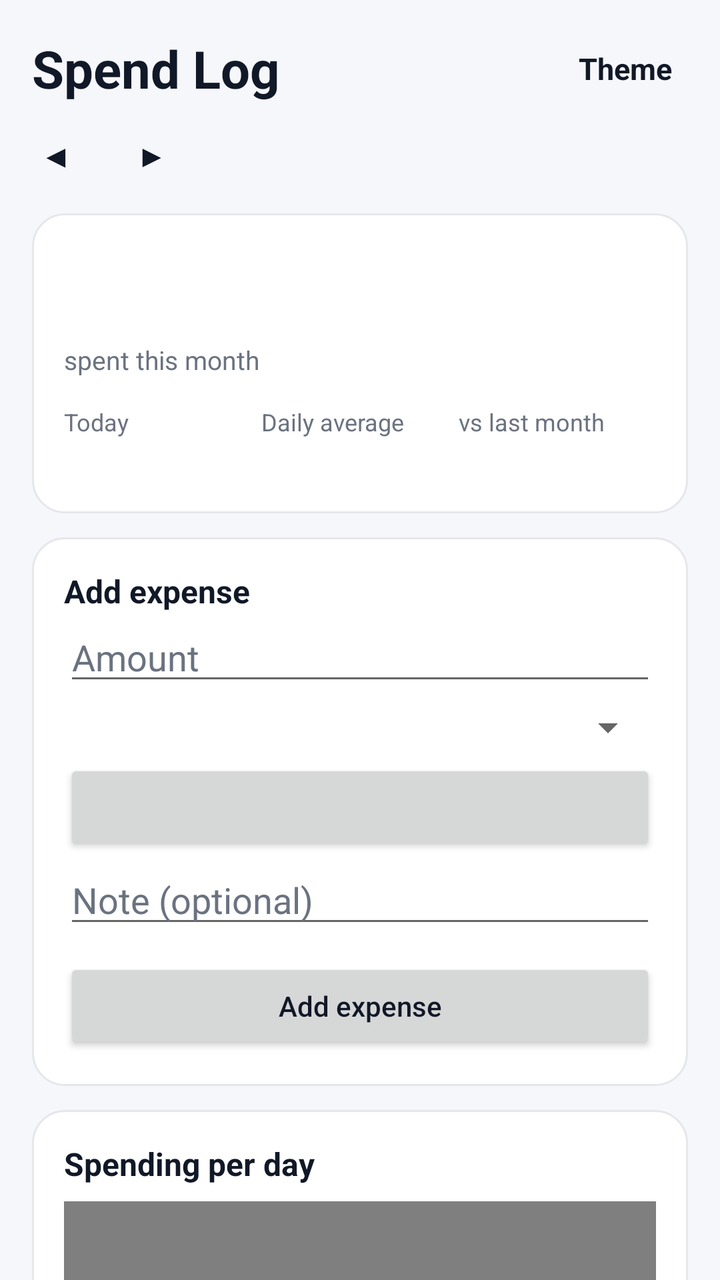
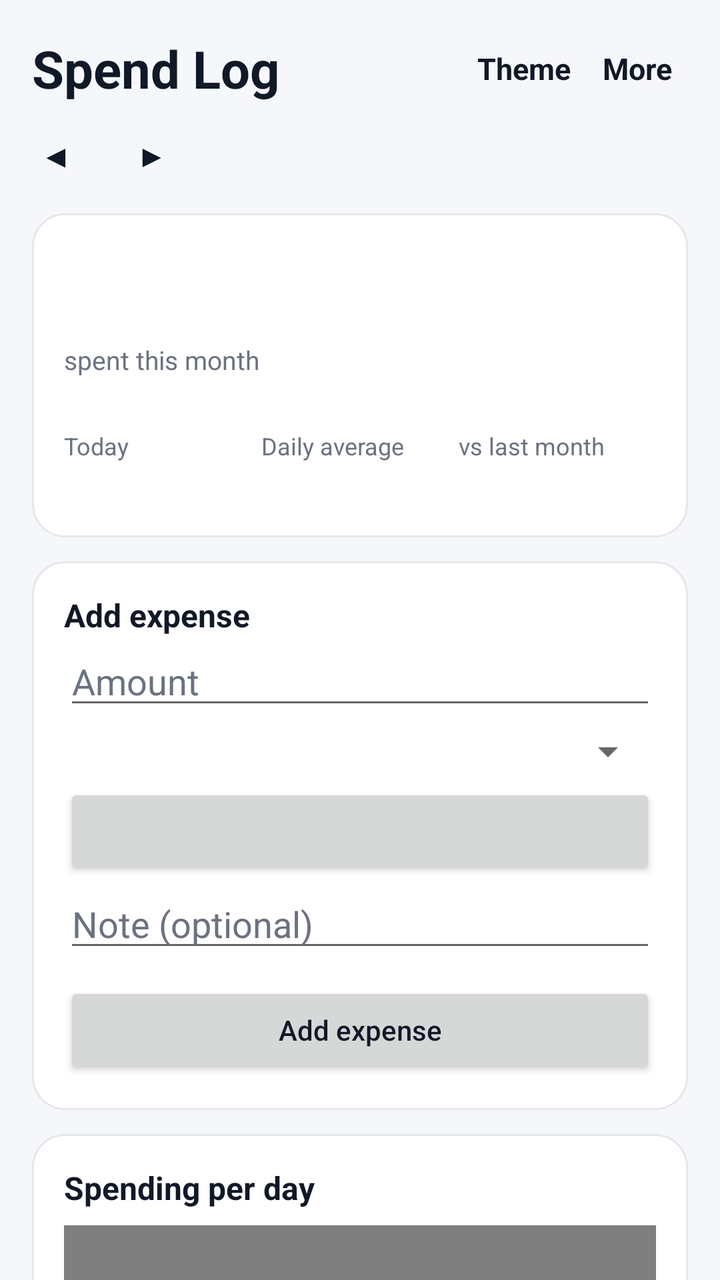

Screens rendered from an Android XML layout before and after an edit, with the pre-edit source and the edit as a unified diff.
<!-- AndroidManifest.xml: application theme AppTheme -->
<!-- res/layout/activity_main.xml -->
<?xml version="1.0" encoding="utf-8"?>
<ScrollView xmlns:android="http://schemas.android.com/apk/res/android"
    android:id="@+id/scroll"
    android:layout_width="match_parent"
    android:layout_height="match_parent"
    android:clipToPadding="false"
    android:fitsSystemWindows="true"
    android:scrollbars="none">

    <LinearLayout
        android:layout_width="match_parent"
        android:layout_height="wrap_content"
        android:orientation="vertical"
        android:padding="16dp">

        
        <LinearLayout
            android:layout_width="match_parent"
            android:layout_height="wrap_content"
            android:gravity="center_vertical"
            android:orientation="horizontal">

            <TextView
                android:layout_width="0dp"
                android:layout_height="wrap_content"
                android:layout_weight="1"
                android:text="Spend Log"
                android:textColor="@color/text"
                android:textSize="26sp"
                android:textStyle="bold" />

            <TextView
                android:id="@+id/theme_btn"
                android:layout_width="wrap_content"
                android:layout_height="wrap_content"
                android:padding="8dp"
                android:text="Theme"
                android:textSize="15sp"
                android:textStyle="bold" />
        </LinearLayout>

        
        <LinearLayout
            android:layout_width="match_parent"
            android:layout_height="wrap_content"
            android:layout_marginTop="8dp"
            android:gravity="center_vertical"
            android:orientation="horizontal">

            <TextView
                android:id="@+id/prev"
                android:layout_width="wrap_content"
                android:layout_height="wrap_content"
                android:paddingStart="4dp"
                android:paddingTop="6dp"
                android:paddingEnd="16dp"
                android:paddingBottom="6dp"
                android:text="&#9664;"
                android:textSize="16sp" />

            <TextView
                android:id="@+id/month_label"
                android:layout_width="wrap_content"
                android:layout_height="wrap_content"
                android:textColor="@color/text"
                android:textSize="16sp"
                android:textStyle="bold" />

            <TextView
                android:id="@+id/next"
                android:layout_width="wrap_content"
                android:layout_height="wrap_content"
                android:paddingStart="16dp"
                android:paddingTop="6dp"
                android:paddingEnd="4dp"
                android:paddingBottom="6dp"
                android:text="&#9654;"
                android:textSize="16sp" />
        </LinearLayout>

        
        <LinearLayout
            android:layout_width="match_parent"
            android:layout_height="wrap_content"
            android:layout_marginTop="12dp"
            android:background="@drawable/bg_card"
            android:orientation="vertical"
            android:padding="16dp">

            <TextView
                android:id="@+id/month_total"
                android:layout_width="wrap_content"
                android:layout_height="wrap_content"
                android:textColor="@color/text"
                android:textSize="36sp"
                android:textStyle="bold" />

            <TextView
                android:layout_width="wrap_content"
                android:layout_height="wrap_content"
                android:text="spent this month"
                android:textColor="@color/subtext"
                android:textSize="13sp" />

            <LinearLayout
                android:layout_width="match_parent"
                android:layout_height="wrap_content"
                android:layout_marginTop="14dp"
                android:orientation="horizontal">

                <LinearLayout
                    android:layout_width="0dp"
                    android:layout_height="wrap_content"
                    android:layout_weight="1"
                    android:orientation="vertical">

                    <TextView
                        android:layout_width="wrap_content"
                        android:layout_height="wrap_content"
                        android:text="Today"
                        android:textColor="@color/subtext"
                        android:textSize="12sp" />

                    <TextView
                        android:id="@+id/today_v"
                        android:layout_width="wrap_content"
                        android:layout_height="wrap_content"
                        android:textColor="@color/text"
                        android:textSize="16sp"
                        android:textStyle="bold" />
                </LinearLayout>

                <LinearLayout
                    android:layout_width="0dp"
                    android:layout_height="wrap_content"
                    android:layout_weight="1"
                    android:orientation="vertical">

                    <TextView
                        android:layout_width="wrap_content"
                        android:layout_height="wrap_content"
                        android:text="Daily average"
                        android:textColor="@color/subtext"
                        android:textSize="12sp" />

                    <TextView
                        android:id="@+id/avg_v"
                        android:layout_width="wrap_content"
                        android:layout_height="wrap_content"
                        android:textColor="@color/text"
                        android:textSize="16sp"
                        android:textStyle="bold" />
                </LinearLayout>

                <LinearLayout
                    android:layout_width="0dp"
                    android:layout_height="wrap_content"
                    android:layout_weight="1"
                    android:orientation="vertical">

                    <TextView
                        android:layout_width="wrap_content"
                        android:layout_height="wrap_content"
                        android:text="vs last month"
                        android:textColor="@color/subtext"
                        android:textSize="12sp" />

                    <TextView
                        android:id="@+id/vs_v"
                        android:layout_width="wrap_content"
                        android:layout_height="wrap_content"
                        android:textColor="@color/text"
                        android:textSize="16sp"
                        android:textStyle="bold" />
                </LinearLayout>
            </LinearLayout>
        </LinearLayout>

        
        <LinearLayout
            android:id="@+id/add_card"
            android:layout_width="match_parent"
            android:layout_height="wrap_content"
            android:layout_marginTop="12dp"
            android:background="@drawable/bg_card"
            android:orientation="vertical"
            android:padding="16dp">

            <TextView
                android:layout_width="wrap_content"
                android:layout_height="wrap_content"
                android:text="Add expense"
                android:textColor="@color/text"
                android:textSize="16sp"
                android:textStyle="bold" />

            <EditText
                android:id="@+id/amount"
                android:layout_width="match_parent"
                android:layout_height="wrap_content"
                android:hint="Amount"
                android:imeOptions="actionNext"
                android:inputType="numberDecimal"
                android:maxLines="1"
                android:textColor="@color/text"
                android:textColorHint="@color/subtext" />

            <Spinner
                android:id="@+id/category"
                android:layout_width="match_parent"
                android:layout_height="wrap_content"
                android:layout_marginTop="4dp" />

            <Button
                android:id="@+id/date_btn"
                android:layout_width="match_parent"
                android:layout_height="wrap_content"
                android:layout_marginTop="4dp"
                android:textAllCaps="false" />

            <EditText
                android:id="@+id/note"
                android:layout_width="match_parent"
                android:layout_height="wrap_content"
                android:hint="Note (optional)"
                android:imeOptions="actionDone"
                android:inputType="textCapSentences"
                android:maxLines="1"
                android:textColor="@color/text"
                android:textColorHint="@color/subtext" />

            <Button
                android:id="@+id/add_btn"
                android:layout_width="match_parent"
                android:layout_height="wrap_content"
                android:layout_marginTop="10dp"
                android:text="Add expense"
                android:textAllCaps="false" />
        </LinearLayout>

        
        <LinearLayout
            android:layout_width="match_parent"
            android:layout_height="wrap_content"
            android:layout_marginTop="12dp"
            android:background="@drawable/bg_card"
            android:orientation="vertical"
            android:padding="16dp">

            <TextView
                android:layout_width="wrap_content"
                android:layout_height="wrap_content"
                android:text="Spending per day"
                android:textColor="@color/text"
                android:textSize="16sp"
                android:textStyle="bold" />

            <com.spendlog.app.BarChartView
                android:id="@+id/chart"
                android:layout_width="match_parent"
                android:layout_height="150dp"
                android:layout_marginTop="8dp" />
        </LinearLayout>

        
        <LinearLayout
            android:layout_width="match_parent"
            android:layout_height="wrap_content"
            android:layout_marginTop="12dp"
            android:background="@drawable/bg_card"
            android:orientation="vertical"
            android:padding="16dp">

            <TextView
                android:layout_width="wrap_content"
                android:layout_height="wrap_content"
                android:text="By category"
                android:textColor="@color/text"
                android:textSize="16sp"
                android:textStyle="bold" />

            <LinearLayout
                android:id="@+id/cats"
                android:layout_width="match_parent"
                android:layout_height="wrap_content"
                android:layout_marginTop="6dp"
                android:orientation="vertical" />
        </LinearLayout>

        
        <LinearLayout
            android:layout_width="match_parent"
            android:layout_height="wrap_content"
            android:layout_marginTop="12dp"
            android:layout_marginBottom="24dp"
            android:background="@drawable/bg_card"
            android:orientation="vertical"
            android:padding="16dp">

            <TextView
                android:layout_width="wrap_content"
                android:layout_height="wrap_content"
                android:text="Entries"
                android:textColor="@color/text"
                android:textSize="16sp"
                android:textStyle="bold" />

            <TextView
                android:layout_width="wrap_content"
                android:layout_height="wrap_content"
                android:text="Press and hold an entry to remove it"
                android:textColor="@color/subtext"
                android:textSize="12sp" />

            <TextView
                android:id="@+id/empty_v"
                android:layout_width="wrap_content"
                android:layout_height="wrap_content"
                android:layout_marginTop="10dp"
                android:text="Nothing logged this month yet."
                android:textColor="@color/subtext"
                android:textSize="14sp" />

            <LinearLayout
                android:id="@+id/entries"
                android:layout_width="match_parent"
                android:layout_height="wrap_content"
                android:orientation="vertical" />
        </LinearLayout>
    </LinearLayout>
</ScrollView>
<!-- resources referenced by this layout -->
<resources>
  <color name="subtext">#6B7280</color>
  <color name="text">#111827</color>
  <!-- drawable bg_card (drawable) -->
  <?xml version="1.0" encoding="utf-8"?>
  <shape xmlns:android="http://schemas.android.com/apk/res/android" android:shape="rectangle">
      <solid android:color="@color/card" />
      <stroke android:width="1dp" android:color="@color/line" />
      <corners android:radius="16dp" />
  </shape>
  <style name="AppTheme" parent="android:Theme.Material.Light.NoActionBar">
          <item name="android:windowBackground">@color/bg</item>
          <item name="android:statusBarColor">@color/bg</item>
          <item name="android:navigationBarColor">@color/bg</item>
          <item name="android:windowLightStatusBar">true</item>
          <item name="android:textColor">@color/text</item>
      </style>
  <color name="card">#FFFFFF</color>
  <color name="line">#E5E7EB</color>
  <color name="bg">#F6F7FB</color>
</resources>

<!-- the commit's change to res/layout/activity_main.xml (unified diff, before → after) -->
@@ -37,6 +37,15 @@
                 android:text="Theme"
                 android:textSize="15sp"
                 android:textStyle="bold" />
+
+            <TextView
+                android:id="@+id/more_btn"
+                android:layout_width="wrap_content"
+                android:layout_height="wrap_content"
+                android:padding="8dp"
+                android:text="More"
+                android:textSize="15sp"
+                android:textStyle="bold" />
         </LinearLayout>
 
         
@@ -103,6 +112,13 @@
                 android:textSize="13sp" />
 
             <LinearLayout
+                android:id="@+id/budget_box"
+                android:layout_width="match_parent"
+                android:layout_height="wrap_content"
+                android:layout_marginTop="12dp"
+                android:orientation="vertical" />
+
+            <LinearLayout
                 android:layout_width="match_parent"
                 android:layout_height="wrap_content"
                 android:layout_marginTop="14dp"
@@ -292,6 +308,31 @@
             android:layout_width="match_parent"
             android:layout_height="wrap_content"
             android:layout_marginTop="12dp"
+            android:background="@drawable/bg_card"
+            android:orientation="vertical"
+            android:padding="16dp">
+
+            <TextView
+                android:layout_width="wrap_content"
+                android:layout_height="wrap_content"
+                android:text="Where it went"
+                android:textColor="@color/text"
+                android:textSize="16sp"
+                android:textStyle="bold" />
+
+            <LinearLayout
+                android:id="@+id/top_box"
+                android:layout_width="match_parent"
+                android:layout_height="wrap_content"
+                android:layout_marginTop="6dp"
+                android:orientation="vertical" />
+        </LinearLayout>
+
+        
+        <LinearLayout
+            android:layout_width="match_parent"
+            android:layout_height="wrap_content"
+            android:layout_marginTop="12dp"
             android:layout_marginBottom="24dp"
             android:background="@drawable/bg_card"
             android:orientation="vertical"
@@ -308,9 +349,67 @@
             <TextView
                 android:layout_width="wrap_content"
                 android:layout_height="wrap_content"
-                android:text="Press and hold an entry to remove it"
+                android:text="Tap an entry to edit it. Press and hold to remove it."
                 android:textColor="@color/subtext"
                 android:textSize="12sp" />
+
+            <EditText
+                android:id="@+id/search"
+                android:layout_width="match_parent"
+                android:layout_height="wrap_content"
+                android:layout_marginTop="8dp"
+                android:hint="Search notes, categories or amounts"
+                android:imeOptions="actionDone"
+                android:inputType="text"
+                android:maxLines="1"
+                android:textColor="@color/text"
+                android:textColorHint="@color/subtext"
+                android:textSize="14sp" />
+
+            <LinearLayout
+                android:layout_width="match_parent"
+                android:layout_height="wrap_content"
+                android:gravity="center_vertical"
+                android:orientation="horizontal">
+
+                <Spinner
+                    android:id="@+id/filter_cat"
+                    android:layout_width="0dp"
+                    android:layout_height="wrap_content"
+                    android:layout_weight="1.5" />
+
+                <EditText
+                    android:id="@+id/min_amt"
+                    android:layout_width="0dp"
+                    android:layout_height="wrap_content"
+                    android:layout_weight="1"
+                    android:hint="Min $"
+                    android:inputType="numberDecimal"
+                    android:maxLines="1"
+                    android:textColor="@color/text"
+                    android:textColorHint="@color/subtext"
+                    android:textSize="14sp" />
+
+                <EditText
+                    android:id="@+id/max_amt"
+                    android:layout_width="0dp"
+                    android:layout_height="wrap_content"
+                    android:layout_weight="1"
+                    android:hint="Max $"
+                    android:inputType="numberDecimal"
+                    android:maxLines="1"
+                    android:textColor="@color/text"
+                    android:textColorHint="@color/subtext"
+                    android:textSize="14sp" />
+            </LinearLayout>
+
+            <TextView
+                android:id="@+id/filter_info"
+                android:layout_width="wrap_content"
+                android:layout_height="wrap_content"
+                android:textColor="@color/subtext"
+                android:textSize="12sp"
+                android:visibility="gone" />
 
             <TextView
                 android:id="@+id/empty_v"
